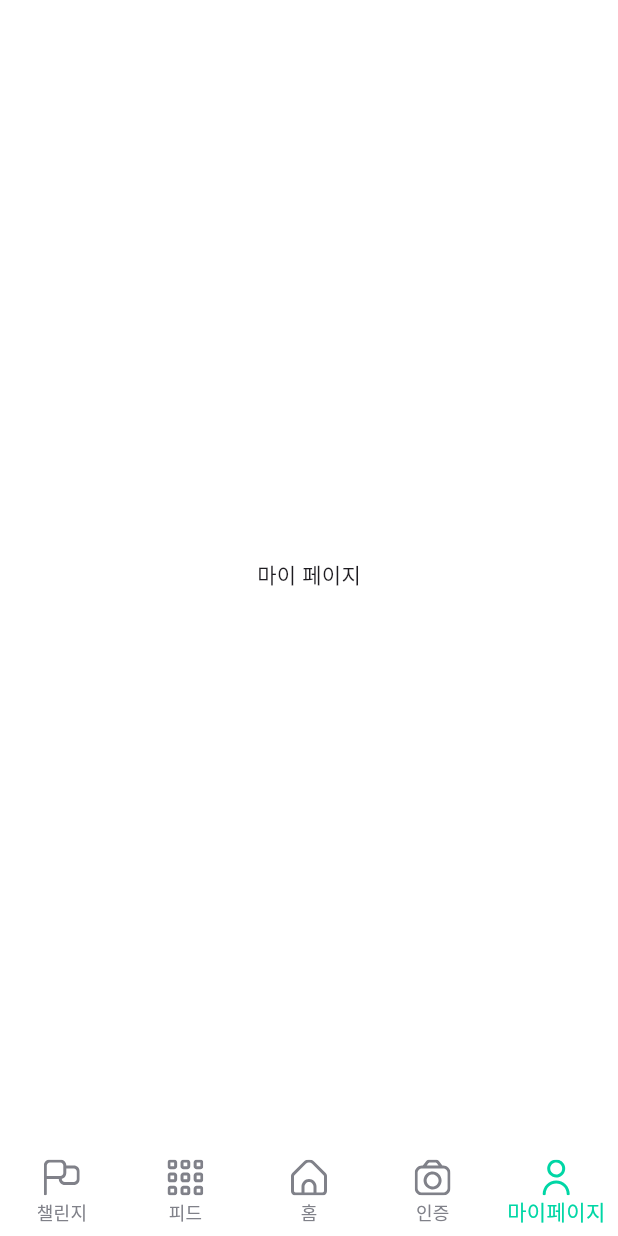
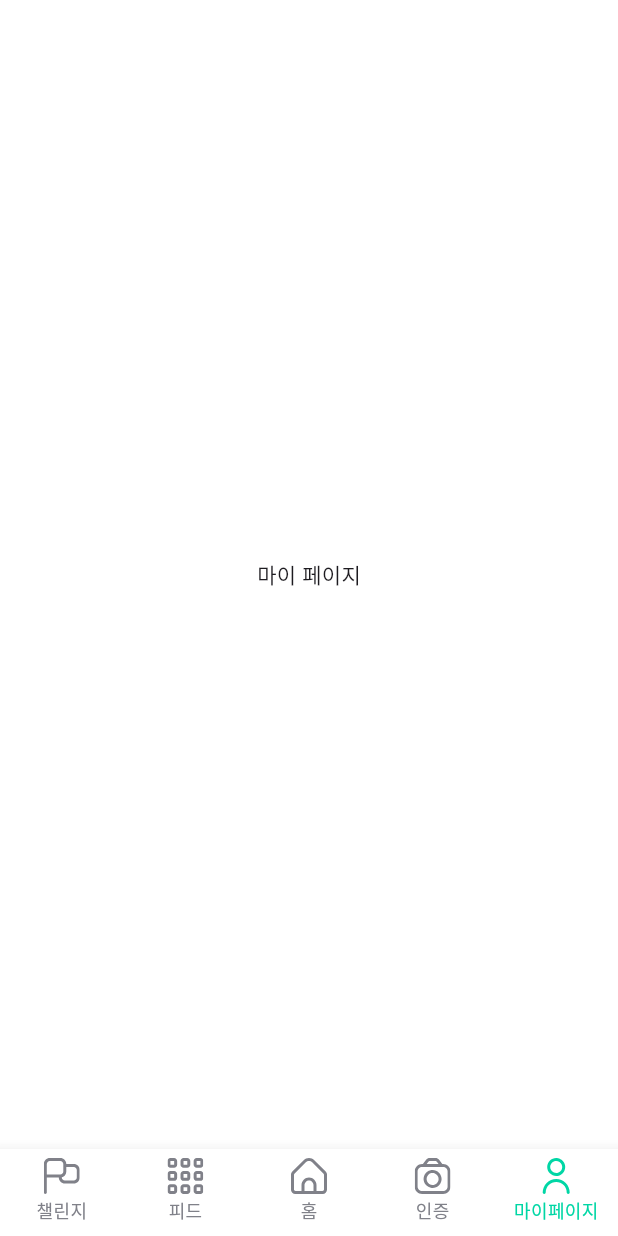
Before and after one commit to GDSC-DGU/2025-APAC-SolutionChallenge-Greenap, a Flutter app: the screen it shows after launch, item 5 of the bottom bar chosen, on a phone screen of 412 x 824 dp. Run offline on Flutter 3.47's test engine with Material 3 defaults, Android fonts, the phone set to English and light mode, and no system bars; our stand-ins replace flutter_svg, get; Roboto replaces fonts that are missing (Pretendard); project files that could hold a hidden picture were left out.

Commit message:
✨ feat: 챌린지 페이지 위젯 일부 구현

```diff
--- a/client/lib/config/font_system.dart
+++ b/client/lib/config/font_system.dart
@@ -80,4 +80,9 @@ abstract class FontSystem {
     fontWeight: FontWeight.w500,
     height: 1.5,
   );
+  static const TextStyle NavigationLabel = TextStyle(
+    fontSize: 12,
+    fontWeight: FontWeight.w500,
+    height: 1.8,
+  );
 }
--- a/client/lib/views/feed/feed_screen.dart
+++ b/client/lib/views/feed/feed_screen.dart
@@ -1,7 +1,9 @@
 import 'package:flutter/material.dart';
 import 'package:greenap/config/color_system.dart';
+import 'package:greenap/views_model/feed_view_model.dart';
+import 'package:get/get.dart';
 
-class FeedScreen extends StatelessWidget {
+class FeedScreen extends GetView<FeedViewModel> {
   const FeedScreen({super.key});
 
   @override
--- a/client/lib/views/home/home_screen.dart
+++ b/client/lib/views/home/home_screen.dart
@@ -4,8 +4,10 @@ import 'package:greenap/config/color_system.dart';
 import 'widgets/challenge_category/challenge_category.dart';
 import 'widgets/user_info/user_info.dart';
 import 'widgets/today_habit_card/today_habit_card.dart';
+import 'package:greenap/views_model/home_view_model.dart';
+import 'package:get/get.dart';
 
-class HomeScreen extends StatelessWidget {
+class HomeScreen extends GetView<HomeViewModel> {
   const HomeScreen({super.key});
 
   @override
--- a/client/lib/views/home/widgets/challenge_category/challenge_category_grid.dart
+++ b/client/lib/views/home/widgets/challenge_category/challenge_category_grid.dart
@@ -1,7 +1,7 @@
 import 'package:flutter/material.dart';
 import 'package:greenap/config/color_system.dart';
 import 'package:greenap/config/font_system.dart';
-import './challenge_category_item.dart';
+import '../../../../widgets/common/challenge_category_item.dart';
 
 class ChallengeCategoryGrid extends StatelessWidget {
   const ChallengeCategoryGrid({super.key});
--- a/client/lib/views/mypage/mypage_screen.dart
+++ b/client/lib/views/mypage/mypage_screen.dart
@@ -1,7 +1,9 @@
 import 'package:flutter/material.dart';
 import 'package:greenap/config/color_system.dart';
+import 'package:get/get.dart';
+import 'package:greenap/views_model/mypage_view_model.dart';
 
-class MypageScreen extends StatelessWidget {
+class MypageScreen extends GetView<MypageViewModel> {
   const MypageScreen({super.key});
 
   @override
--- a/client/lib/views/root/root_screen.dart
+++ b/client/lib/views/root/root_screen.dart
@@ -7,18 +7,14 @@ import 'package:greenap/views/mypage/mypage_screen.dart' as mypage;
 import 'package:greenap/views/verification/verification_screen.dart'
     as verification;
 import 'package:greenap/widgets/app_bar/custom_bottom_navigation_bar.dart';
+import 'package:get/get.dart';
+import 'package:greenap/views_model/root_view_model.dart';
 
-class RootScreen extends StatefulWidget {
+class RootScreen extends GetView<RootViewModel> {
   const RootScreen({super.key});
-
   @override
-  State<RootScreen> createState() => _RootScreenState();
-}
-
-class _RootScreenState extends State<RootScreen> {
-  int _selectedIndex = 2; // 기본값: 홈
-
-  final List<Widget> _pages = [
+  Widget build(BuildContext context) {
+    final List<Widget> pages = [
       challenge.ChallengeScreen(),
       feed.FeedScreen(),
       home.HomeScreen(),
@@ -26,21 +22,20 @@ class _RootScreenState extends State<RootScreen> {
       mypage.MypageScreen(),
     ];
 
-  void _onTap(int index) {
-    setState(() {
-      _selectedIndex = index;
-    });
-  }
-
-  @override
-  Widget build(BuildContext context) {
     return SafeArea(
       child: Scaffold(
         backgroundColor: ColorSystem.white,
-        body: IndexedStack(index: _selectedIndex, children: _pages),
-        bottomNavigationBar: CustomBottomNavigationBar(
-          currentIndex: _selectedIndex,
-          onTap: _onTap,
+        body: Obx(
+          () => IndexedStack(
+            index: controller.selectedIndex.value,
+            children: pages,
+          ),
+        ),
+        bottomNavigationBar: Obx(
+          () => CustomBottomNavigationBar(
+            currentIndex: controller.selectedIndex.value,
+            onTap: controller.changeIndex,
+          ),
         ),
       ),
     );
--- a/client/lib/views/verification/verification_screen.dart
+++ b/client/lib/views/verification/verification_screen.dart
@@ -1,7 +1,9 @@
 import 'package:flutter/material.dart';
 import 'package:greenap/config/color_system.dart';
+import 'package:get/get.dart';
+import 'package:greenap/views_model/verification_view_model.dart';
 
-class VerificationScreen extends StatelessWidget {
+class VerificationScreen extends GetView<VerificationViewModel> {
   const VerificationScreen({super.key});
 
   @override
--- a/client/lib/views_model/root_view_model.dart
+++ b/client/lib/views_model/root_view_model.dart
@@ -1,11 +1,9 @@
 import 'package:get/get.dart';
 
 class RootViewModel extends GetxController {
-  final RxInt _selectedIndex = 0.obs;
-
-  int get selectedIndex => _selectedIndex.value;
+  final RxInt selectedIndex = 2.obs;
 
   void changeIndex(int index) {
-    _selectedIndex.value = index;
+    selectedIndex.value = index;
   }
 }
--- a/client/lib/widgets/app_bar/custom_bottom_navigation_bar.dart
+++ b/client/lib/widgets/app_bar/custom_bottom_navigation_bar.dart
@@ -2,6 +2,7 @@ import 'package:flutter/material.dart';
 import 'package:get/get.dart';
 import 'package:flutter_svg/svg.dart';
 import 'package:greenap/config/color_system.dart';
+import 'package:greenap/config/font_system.dart';
 import 'package:greenap/config/app_routes.dart';
 
 class CustomBottomNavigationBar extends StatelessWidget {
@@ -21,14 +22,14 @@ class CustomBottomNavigationBar extends StatelessWidget {
 
     return BottomNavigationBar(
       backgroundColor: ColorSystem.white,
-      elevation: 0,
       type: BottomNavigationBarType.fixed,
       currentIndex: currentIndex,
       onTap: onTap,
       selectedItemColor: selectedColor,
       unselectedItemColor: unselectedColor,
       showUnselectedLabels: true,
-
+      selectedLabelStyle: FontSystem.NavigationLabel,
+      unselectedLabelStyle: FontSystem.NavigationLabel,
       items: [
         BottomNavigationBarItem(
           icon: SvgPicture.asset(
@@ -40,7 +41,7 @@ class CustomBottomNavigationBar extends StatelessWidget {
             width: 24,
             height: 24,
           ),
-          label: "챌린지",
+          label: '챌린지',
         ),
         BottomNavigationBarItem(
           icon: SvgPicture.asset(
```
Also changed, not shown: client/lib/views/challenge/challenge_screen.dart (+21 -4 lines), client/lib/views/challenge/widgets/all_challenge/challenge_category_grid.dart (added, +58 -0 lines), client/lib/widgets/app_bar/back_app_bar.dart (added, +39 -0 lines), client/lib/widgets/app_bar/default_app_bar.dart (added, +26 -0 lines), client/lib/widgets/common/custom_toggle_button.dart (added, +71 -0 lines), client/assets/icons/left_arrow.svg (added), client/lib/widgets/common/challenge_category_item.dart (renamed from client/lib/views/home/widgets/challenge_category/challenge_category_item.dart). Lines whose indentation alone changed are shown as unchanged.
